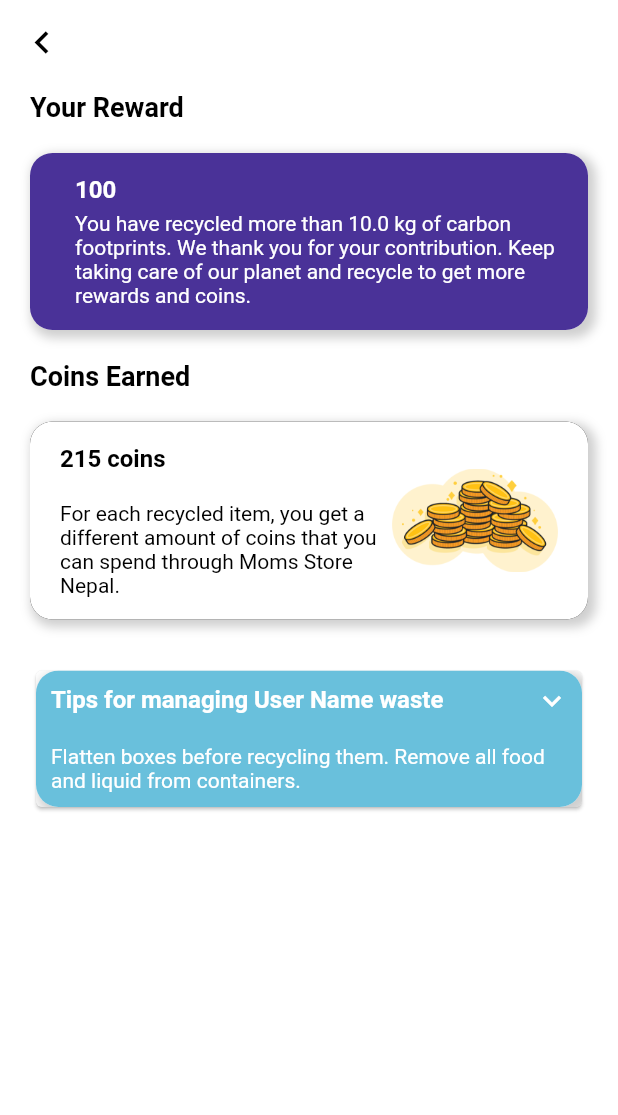
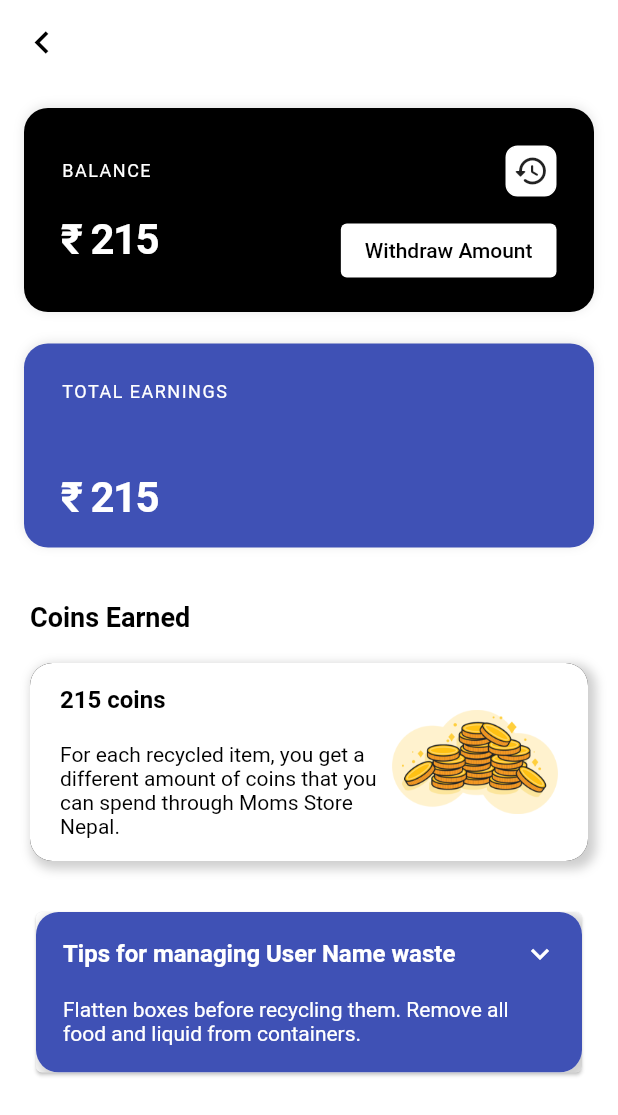
Before and after one commit to Flyer-SIH/Sustainify, a Flutter app: the RewardsScreen screen opened directly, on a phone screen of 412 x 824 dp. Shown: the top 1115 px of the screen. Run offline on Flutter 3.47's test engine with Material 2 defaults, Android fonts, the phone set to English and light mode, and no system bars; drawn by our look-alikes of expandable; our stand-ins replace animated_bottom_navigation_bar, get; network calls fail.

Commit message:
rewards screen changes

```diff
--- a/lib/screens/profile_screen.dart
+++ b/lib/screens/profile_screen.dart
@@ -1,5 +1,5 @@
 import 'package:flutter/material.dart';
-import 'package:sustainify/Item_Data.dart';
+import 'package:sustainify/item_data.dart';
 import 'package:sustainify/screens/rewards_screen.dart';
 
 class ProfileScreen extends StatelessWidget {
--- a/lib/screens/rewards_screen.dart
+++ b/lib/screens/rewards_screen.dart
@@ -2,6 +2,8 @@ import 'package:expandable/expandable.dart';
 
 import 'package:flutter/material.dart';
 import 'package:sustainify/models.dart';
+import 'package:sustainify/widgets/balance_widget.dart';
+import 'package:sustainify/widgets/total_earnings.dart';
 
 class RewardsScreen extends StatefulWidget {
   final List<Item> items;
@@ -49,12 +51,13 @@ class _RewardsScreenState extends State<RewardsScreen> {
       body: SafeArea(
         child: SingleChildScrollView(
           child: Column(children: [
+            Balance(
+              totalPoints: totalPoints,
+            ),
             const SizedBox(height: 5),
-            totalPoints > 0
-                ? RewardCup(items: widget.items)
-                : const Center(
-                    child: Text(""),
-                  ),
+            TotalEarnings(
+              totalPoints: totalPoints,
+            ),
             const SizedBox(height: 10),
             CoinsCup(items: widget.items),
             const SizedBox(height: 10),
@@ -81,8 +84,9 @@ class _RewardsScreenState extends State<RewardsScreen> {
       child: Card(
         clipBehavior: Clip.antiAlias,
         child: Container(
+            padding: EdgeInsets.all(8),
             decoration: BoxDecoration(
-              color: const Color(0xff69c0dc),
+              color: Colors.indigo,
               borderRadius: BorderRadius.circular(15),
               boxShadow: [
                 BoxShadow(
@@ -148,20 +152,6 @@ class _RewardsScreenState extends State<RewardsScreen> {
                       )))
             ])),
       ));
-}
-
-class RewardCup extends StatelessWidget {
-  final List<Item> items;
-  const RewardCup({Key? key, required this.items}) : super(key: key);
-
-  @override
-  Widget build(BuildContext context) {
-    return Padding(
-        padding: const EdgeInsets.symmetric(horizontal: 20),
-        child: Column(
-          children: [titleCard(title: "Your Reward"), RewardsBanner(items: items)],
-        ));
-  }
 }
 
 class CoinsCup extends StatelessWidget {
--- /dev/null
+++ b/lib/widgets/balance_widget.dart
@@ -0,0 +1,82 @@
+import 'package:flutter/material.dart';
+
+class Balance extends StatelessWidget {
+  const Balance({super.key, required this.totalPoints});
+
+  final int totalPoints;
+  @override
+  Widget build(BuildContext context) {
+    return Padding(
+      padding: const EdgeInsets.all(16.0),
+      child: Container(
+        height: 136,
+        width: MediaQuery.of(context).size.width,
+        decoration: BoxDecoration(
+          borderRadius: BorderRadius.circular(16),
+          color: Colors.black,
+          border: Border.all(color: Colors.transparent),
+          boxShadow: const [
+            BoxShadow(offset: Offset(0, -1), blurRadius: 5, color: Color.fromRGBO(0, 0, 0, 0.1)),
+          ],
+        ),
+        padding: const EdgeInsets.fromLTRB(24, 24, 24, 16),
+        child: Column(
+          mainAxisAlignment: MainAxisAlignment.spaceBetween,
+          children: [
+            Row(
+              mainAxisAlignment: MainAxisAlignment.spaceBetween,
+              children: [
+                Text(
+                  'BALANCE',
+                  style: TextStyle(
+                    color: Colors.white,
+                    fontSize: 12,
+                    fontWeight: FontWeight.w400,
+                    letterSpacing: 1,
+                  ),
+                ),
+                InkWell(
+                  onTap: () {},
+                  child: Container(
+                    decoration: BoxDecoration(
+                      color: Colors.white,
+                      border: Border.all(color: Colors.white),
+                      borderRadius: BorderRadius.circular(8),
+                    ),
+                    child: const Padding(
+                      padding: EdgeInsets.all(4.0),
+                      child: Icon(Icons.history_rounded),
+                    ),
+                  ),
+                ),
+              ],
+            ),
+            Row(
+              mainAxisAlignment: MainAxisAlignment.spaceBetween,
+              crossAxisAlignment: CrossAxisAlignment.start,
+              children: [
+                Text(
+                  '₹ ${totalPoints}',
+                  style: TextStyle(
+                    color: Colors.white,
+                    fontSize: 28,
+                    fontWeight: FontWeight.w700,
+                    letterSpacing: -0.99,
+                  ),
+                ),
+                ElevatedButton(
+                  style: ElevatedButton.styleFrom(backgroundColor: Colors.white),
+                  onPressed: () {},
+                  child: const Text(
+                    'Withdraw Amount',
+                    style: TextStyle(color: Colors.black),
+                  ),
+                ),
+              ],
+            ),
+          ],
+        ),
+      ),
+    );
+  }
+}
--- /dev/null
+++ b/lib/widgets/total_earnings.dart
@@ -0,0 +1,51 @@
+import 'package:flutter/material.dart';
+
+class TotalEarnings extends StatelessWidget {
+  const TotalEarnings({
+    super.key,
+    required this.totalPoints,
+  });
+  final int totalPoints;
+
+  @override
+  Widget build(BuildContext context) {
+    return Padding(
+      padding: const EdgeInsets.fromLTRB(16, 0, 16, 16),
+      child: Container(
+        height: 136,
+        width: MediaQuery.of(context).size.width,
+        decoration: BoxDecoration(
+          borderRadius: BorderRadius.circular(16),
+          color: Colors.indigo,
+          border: Border.all(color: Colors.transparent),
+          boxShadow: const [BoxShadow(offset: Offset(0, -1), blurRadius: 5, color: Color.fromRGBO(0, 0, 0, 0.1))],
+        ),
+        padding: const EdgeInsets.fromLTRB(24, 24, 24, 16),
+        child: Column(
+          crossAxisAlignment: CrossAxisAlignment.start,
+          mainAxisAlignment: MainAxisAlignment.spaceBetween,
+          children: [
+            const Text(
+              'TOTAL EARNINGS',
+              style: TextStyle(
+                color: Colors.white,
+                fontSize: 12,
+                fontWeight: FontWeight.w400,
+                letterSpacing: 1,
+              ),
+            ),
+            Text(
+              '₹ $totalPoints',
+              style: const TextStyle(
+                color: Colors.white,
+                fontSize: 28,
+                fontWeight: FontWeight.w700,
+                letterSpacing: -0.99,
+              ),
+            )
+          ],
+        ),
+      ),
+    );
+  }
+}
```
Also changed, not shown: lib/item_data.dart (renamed from lib/Item_Data.dart).
